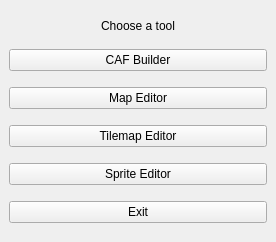
First picture: the form in toolchooser.ui, repository ComfyKernel/comfytool, before the edit.
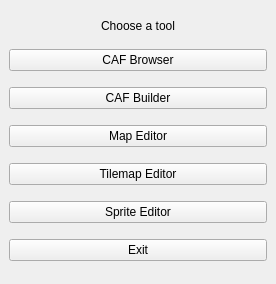
Second picture: the form after the edit.

Commit message: Started work on CAF browser

What changed in the file:
```diff
--- a/toolchooser.ui
+++ b/toolchooser.ui
@@ -7,7 +7,7 @@
     <x>0</x>
     <y>0</y>
     <width>276</width>
-    <height>242</height>
+    <height>284</height>
    </rect>
   </property>
   <property name="sizePolicy">
@@ -43,6 +43,13 @@
       </property>
      </widget>
     </item>
+    <item>
+     <widget class="QPushButton" name="pbtn_cafbrowse">
+      <property name="text">
+       <string>CAF Browser</string>
+      </property>
+     </widget>
+    </item>
     <item>
      <widget class="QPushButton" name="pbtn_cafbuild">
       <property name="text">
```
Left out of the diff: 16 changed lines with no effect on the pictures. The commit also changes 10 other files.
